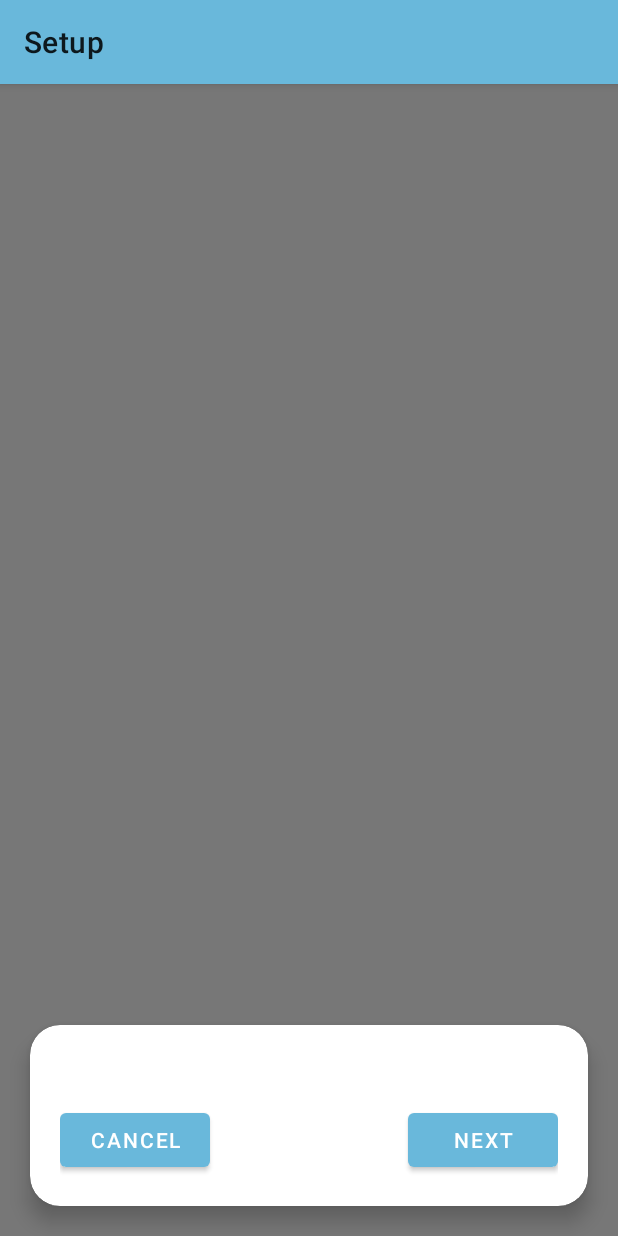
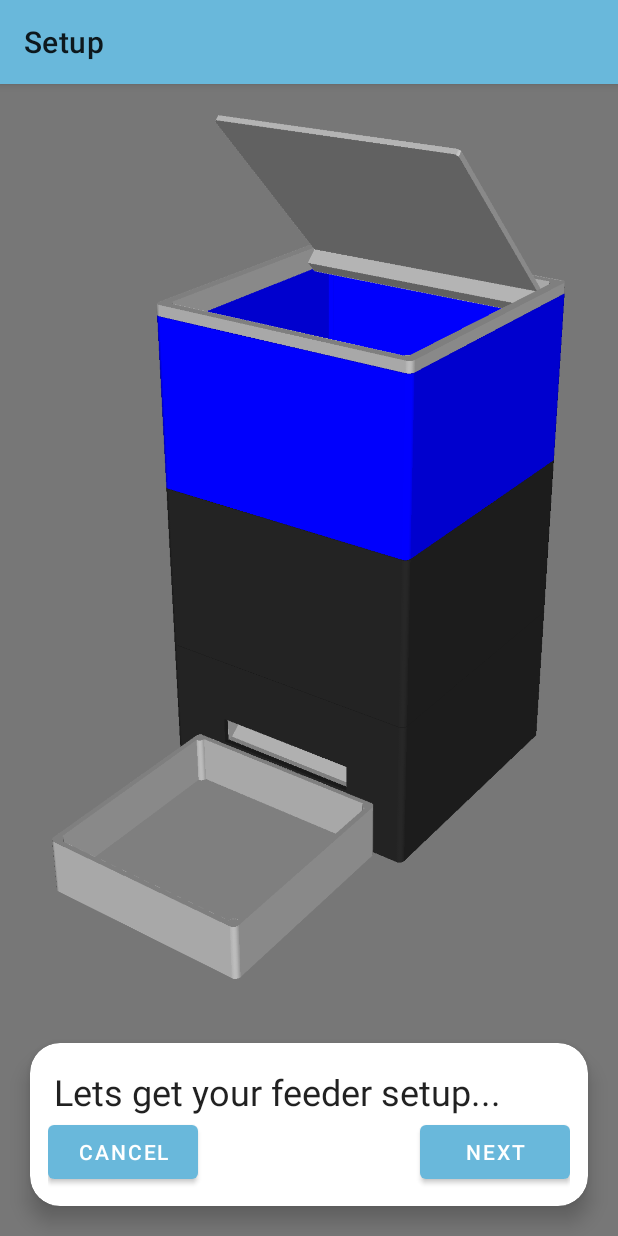
Before and after one commit to marsara9/PetFeeder, an Android app: the SetupActivity screen opened directly, with no data from a screen before it, on a phone screen of 412 x 824 dp. Run offline under Robolectric (Android 15) with nearby library versions, the phone set to English and light mode, and no system bars; our stand-ins replace RxJava, data binding.

Commit message:
Adding new setup fragments.

```diff
--- a/android/app/src/main/java/com/sdoras/petfeeder/core/views/DataBoundFragment.kt
+++ b/android/app/src/main/java/com/sdoras/petfeeder/core/views/DataBoundFragment.kt
@@ -15,6 +15,7 @@ import com.sdoras.petfeeder.core.viewModels.BaseViewModel
 import com.sdoras.petfeeder.core.views.dialogs.ProgressDialog
 import org.koin.android.ext.android.getKoin
 import org.koin.core.parameter.parametersOf
+import kotlin.reflect.KClass
 
 abstract class DataBoundFragment<VM : BaseViewModel, Binding : ViewDataBinding> : Fragment() {
 
@@ -29,6 +30,12 @@ abstract class DataBoundFragment<VM : BaseViewModel, Binding : ViewDataBinding>
 
     protected inline fun <reified T : ClickHandler<in VM>> clickHandler() = lazy {
         getKoin().get<T> {
+            parametersOf(viewModel)
+        }
+    }
+
+    protected fun <T : ClickHandler<in VM>> clickHandler(clazz: KClass<T>) = lazy {
+        getKoin().get<T>(clazz, null) {
             parametersOf(viewModel)
         }
     }
--- a/android/app/src/main/java/com/sdoras/petfeeder/setup/dependencies.kt
+++ b/android/app/src/main/java/com/sdoras/petfeeder/setup/dependencies.kt
@@ -1,12 +1,20 @@
 package com.sdoras.petfeeder.setup
 
 import com.sdoras.petfeeder.setup.viewModels.impl.SetupViewModelImpl
+import com.sdoras.petfeeder.setup.viewModels.steps.base.SetupStepViewModel
+import com.sdoras.petfeeder.setup.viewModels.steps.impl.ConnectToAccessPointSetupStepViewModelImpl
+import com.sdoras.petfeeder.setup.viewModels.steps.impl.IntroductionSetupStepViewModelImpl
+import com.sdoras.petfeeder.setup.viewModels.steps.impl.ScanForFeedersSetupStepViewModelImpl
 import com.sdoras.petfeeder.setup.views.SetupClickHandler
 import com.sdoras.petfeeder.setup.views.SetupClickHandlerImpl
 import org.koin.androidx.viewmodel.dsl.viewModel
 import org.koin.dsl.module
 
 fun setupModule() = module {
-    viewModel { SetupViewModelImpl(get(), get()) }
+    viewModel { SetupViewModelImpl() }
     single<SetupClickHandler> { args -> SetupClickHandlerImpl(args[0]) }
+
+    viewModel { IntroductionSetupStepViewModelImpl(get()) }
+    viewModel { ScanForFeedersSetupStepViewModelImpl(get()) }
+    viewModel { ConnectToAccessPointSetupStepViewModelImpl(get()) }
 }
--- a/android/app/src/main/java/com/sdoras/petfeeder/setup/viewModels/SetupViewModel.kt
+++ b/android/app/src/main/java/com/sdoras/petfeeder/setup/viewModels/SetupViewModel.kt
@@ -1,8 +1,12 @@
 package com.sdoras.petfeeder.setup.viewModels
 
+import androidx.fragment.app.Fragment
+import androidx.lifecycle.LiveData
 import com.sdoras.petfeeder.core.viewModels.BaseViewModel
 
 interface SetupViewModel : BaseViewModel {
 
+    val currentStepFragment : LiveData<Fragment>
+
     fun onNext()
 }
--- a/android/app/src/main/java/com/sdoras/petfeeder/setup/viewModels/impl/SetupViewModelImpl.kt
+++ b/android/app/src/main/java/com/sdoras/petfeeder/setup/viewModels/impl/SetupViewModelImpl.kt
@@ -1,21 +1,30 @@
 package com.sdoras.petfeeder.setup.viewModels.impl
 
-import android.content.Context
-import android.graphics.drawable.Drawable
+import androidx.fragment.app.Fragment
 import androidx.lifecycle.MutableLiveData
-import com.sdoras.petfeeder.core.services.repositories.SettingsRepository
 import com.sdoras.petfeeder.core.viewModels.AbstractViewModel
 import com.sdoras.petfeeder.setup.viewModels.SetupViewModel
+import com.sdoras.petfeeder.setup.views.AbstractSetupStepFragment
+import com.sdoras.petfeeder.setup.views.steps.ConnectToAccessPointSetupStepFragment
+import com.sdoras.petfeeder.setup.views.steps.IntroductionSetupStepFragment
+import com.sdoras.petfeeder.setup.views.steps.ScanForFeedersSetupStepFragment
 
-class SetupViewModelImpl(private val context : Context, settingsRepository: SettingsRepository) : AbstractViewModel(), SetupViewModel {
+class SetupViewModelImpl() : AbstractViewModel(), SetupViewModel {
 
+    override val currentStepFragment = MutableLiveData<Fragment>()
+
+    private val steps = listOf<AbstractSetupStepFragment.Factory<*>>(
+            IntroductionSetupStepFragment.Factory(),
+            ScanForFeedersSetupStepFragment.Factory(),
+            ConnectToAccessPointSetupStepFragment.Factory()
+    )
     private var stepIndex = 0
 
     init {
-
+        currentStepFragment.value = steps[stepIndex++].build()
     }
 
     override fun onNext() {
-
+        currentStepFragment.value = steps[stepIndex++].build()
     }
 }
--- a/android/app/src/main/java/com/sdoras/petfeeder/setup/views/AbstractSetupStepFragment.kt
+++ b/android/app/src/main/java/com/sdoras/petfeeder/setup/views/AbstractSetupStepFragment.kt
@@ -1,10 +1,18 @@
 package com.sdoras.petfeeder.setup.views
 
 import com.sdoras.petfeeder.R
+import com.sdoras.petfeeder.core.views.ClickHandler
 import com.sdoras.petfeeder.core.views.DataBoundFragment
 import com.sdoras.petfeeder.databinding.FragmentSetupStepBinding
+import com.sdoras.petfeeder.setup.viewModels.steps.base.AbstractSetupStepViewModel
 import com.sdoras.petfeeder.setup.viewModels.steps.base.SetupStepViewModel
+import org.koin.androidx.viewmodel.ext.android.viewModel
+import kotlin.reflect.KClass
 
 abstract class AbstractSetupStepFragment<VM : SetupStepViewModel> : DataBoundFragment<VM, FragmentSetupStepBinding>() {
     override val layoutId = R.layout.fragment_setup_step
+
+    interface Factory<VM : SetupStepViewModel> {
+        fun build() : AbstractSetupStepFragment<VM>
+    }
 }
--- a/android/app/src/main/java/com/sdoras/petfeeder/setup/views/SetupActivity.kt
+++ b/android/app/src/main/java/com/sdoras/petfeeder/setup/views/SetupActivity.kt
@@ -1,5 +1,7 @@
 package com.sdoras.petfeeder.setup.views
 
+import android.os.Bundle
+import androidx.lifecycle.Observer
 import com.sdoras.petfeeder.R
 import com.sdoras.petfeeder.core.views.DataBoundActivity
 import com.sdoras.petfeeder.databinding.ActivitySetupBinding
@@ -12,4 +14,14 @@ class SetupActivity : DataBoundActivity<SetupViewModel, ActivitySetupBinding>()
     override val layoutId = R.layout.activity_setup
     override val viewModel by viewModel<SetupViewModelImpl>()
     override val clickHandler by clickHandler<SetupClickHandler>()
+
+    override fun onCreate(savedInstanceState: Bundle?) {
+        super.onCreate(savedInstanceState)
+
+        viewModel.currentStepFragment.observe(this, Observer {
+            supportFragmentManager.beginTransaction()
+                    .replace(R.id.frame, it)
+                    .commit()
+        })
+    }
 }
--- /dev/null
+++ b/android/app/src/main/java/com/sdoras/petfeeder/setup/views/steps/ConnectToAccessPointSetupStepFragment.kt
@@ -0,0 +1,18 @@
+package com.sdoras.petfeeder.setup.views.steps
+
+import com.sdoras.petfeeder.core.views.ClickHandler
+import com.sdoras.petfeeder.setup.viewModels.steps.ConnectToAccessPointSetupStepViewModel
+import com.sdoras.petfeeder.setup.viewModels.steps.impl.ConnectToAccessPointSetupStepViewModelImpl
+import com.sdoras.petfeeder.setup.views.AbstractSetupStepFragment
+import org.koin.androidx.viewmodel.ext.android.viewModel
+
+class ConnectToAccessPointSetupStepFragment : AbstractSetupStepFragment<ConnectToAccessPointSetupStepViewModel>() {
+    override val viewModel by viewModel<ConnectToAccessPointSetupStepViewModelImpl>()
+    override val clickHandler: ClickHandler<ConnectToAccessPointSetupStepViewModel>? = null
+
+    class Factory : AbstractSetupStepFragment.Factory<ConnectToAccessPointSetupStepViewModel> {
+        override fun build(): AbstractSetupStepFragment<ConnectToAccessPointSetupStepViewModel> {
+            return ConnectToAccessPointSetupStepFragment()
+        }
+    }
+}
--- /dev/null
+++ b/android/app/src/main/java/com/sdoras/petfeeder/setup/views/steps/IntroductionSetupStepFragment.kt
@@ -0,0 +1,18 @@
+package com.sdoras.petfeeder.setup.views.steps
+
+import com.sdoras.petfeeder.core.views.ClickHandler
+import com.sdoras.petfeeder.setup.viewModels.steps.IntroductionSetupStepViewModel
+import com.sdoras.petfeeder.setup.viewModels.steps.impl.IntroductionSetupStepViewModelImpl
+import com.sdoras.petfeeder.setup.views.AbstractSetupStepFragment
+import org.koin.androidx.viewmodel.ext.android.viewModel
+
+class IntroductionSetupStepFragment : AbstractSetupStepFragment<IntroductionSetupStepViewModel>() {
+    override val viewModel by viewModel<IntroductionSetupStepViewModelImpl>()
+    override val clickHandler: ClickHandler<IntroductionSetupStepViewModel>? = null
+
+    class Factory : AbstractSetupStepFragment.Factory<IntroductionSetupStepViewModel> {
+        override fun build(): AbstractSetupStepFragment<IntroductionSetupStepViewModel> {
+            return IntroductionSetupStepFragment()
+        }
+    }
+}
--- /dev/null
+++ b/android/app/src/main/java/com/sdoras/petfeeder/setup/views/steps/ScanForFeedersSetupStepFragment.kt
@@ -0,0 +1,18 @@
+package com.sdoras.petfeeder.setup.views.steps
+
+import com.sdoras.petfeeder.core.views.ClickHandler
+import com.sdoras.petfeeder.setup.viewModels.steps.ScanForFeedersSetupStepViewModel
+import com.sdoras.petfeeder.setup.viewModels.steps.impl.ScanForFeedersSetupStepViewModelImpl
+import com.sdoras.petfeeder.setup.views.AbstractSetupStepFragment
+import org.koin.androidx.viewmodel.ext.android.viewModel
+
+class ScanForFeedersSetupStepFragment : AbstractSetupStepFragment<ScanForFeedersSetupStepViewModel>() {
+    override val viewModel by viewModel<ScanForFeedersSetupStepViewModelImpl>()
+    override val clickHandler: ClickHandler<ScanForFeedersSetupStepViewModel>? = null
+
+    class Factory : AbstractSetupStepFragment.Factory<ScanForFeedersSetupStepViewModel> {
+        override fun build(): AbstractSetupStepFragment<ScanForFeedersSetupStepViewModel> {
+            return ScanForFeedersSetupStepFragment()
+        }
+    }
+}
--- a/android/app/src/main/res/layout/activity_setup.xml
+++ b/android/app/src/main/res/layout/activity_setup.xml
@@ -15,87 +15,12 @@
             type="com.sdoras.petfeeder.setup.views.SetupClickHandler" />
     </data>
 
-    <LinearLayout
+    <FrameLayout
+        android:id="@+id/frame"
         android:layout_width="match_parent"
         android:layout_height="match_parent"
-        android:background="@color/colorAccent"
-        android:orientation="vertical">
+        android:background="@color/colorAccent">
 
-        <RelativeLayout
-            android:layout_width="match_parent"
-            android:layout_height="0dp"
-            android:layout_weight="1">
-
-            <ImageView
-                android:layout_width="match_parent"
-                android:layout_height="match_parent"
-                android:layout_margin="20dp"
-                android:src="@{viewModel.image}" />
-
-            <TextView
-                android:textAppearance="@style/TextAppearance.MaterialComponents.Subtitle1"
-                android:textColor="@android:color/primary_text_dark"
-                android:layout_width="match_parent"
-                android:layout_height="wrap_content"
-                android:gravity="center_horizontal"
-                android:text="@{viewModel.status}"
-                android:layout_alignParentBottom="true"
-                tools:text="Status" />
-
-        </RelativeLayout>
-
-        <com.google.android.material.card.MaterialCardView
-            android:layout_width="match_parent"
-            android:layout_height="wrap_content"
-            android:layout_margin="20dp"
-            app:cardCornerRadius="20dp"
-            app:cardElevation="8dp">
-
-            <androidx.constraintlayout.widget.ConstraintLayout
-                android:layout_width="match_parent"
-                android:layout_height="wrap_content"
-                android:padding="20dp">
-
-                <Button
-                    android:id="@+id/button_cancel"
-                    android:layout_width="100dp"
-                    android:layout_height="wrap_content"
-                    android:enabled="@{viewModel.isCancelEnabled}"
-                    android:text="@string/cancel"
-                    android:visibility="@{viewModel.isCancelVisible ? View.VISIBLE : View.GONE}"
-                    android:onClick="@{clickHandler::onCancel}"
-                    app:layout_constraintBottom_toBottomOf="parent"
-                    app:layout_constraintLeft_toLeftOf="parent"
-                    app:layout_constraintTop_toBottomOf="@id/text" />
-
-                <Button
-                    android:id="@+id/button_next"
-                    android:layout_width="100dp"
-                    android:layout_height="wrap_content"
-                    android:enabled="@{viewModel.isNextEnabled}"
-                    android:text="@string/next"
-                    android:visibility="@{viewModel.isNextVisible ? View.VISIBLE : View.GONE}"
-                    android:onClick="@{clickHandler::onNext}"
-                    app:layout_constraintBottom_toBottomOf="parent"
-                    app:layout_constraintRight_toRightOf="parent"
-                    app:layout_constraintTop_toBottomOf="@id/text" />
-
-                <TextView
-                    android:id="@+id/text"
-                    android:layout_width="match_parent"
-                    android:layout_height="wrap_content"
-                    android:layout_marginBottom="8dp"
-                    android:text="@{viewModel.message}"
-                    android:textAppearance="@style/TextAppearance.AppCompat.Headline"
-                    app:layout_constraintEnd_toEndOf="parent"
-                    app:layout_constraintStart_toStartOf="parent"
-                    app:layout_constraintTop_toTopOf="parent"
-                    tools:text="Lets get your feeder setup..." />
-
-            </androidx.constraintlayout.widget.ConstraintLayout>
-
-        </com.google.android.material.card.MaterialCardView>
-
-    </LinearLayout>
+    </FrameLayout>
 
 </layout>
```
